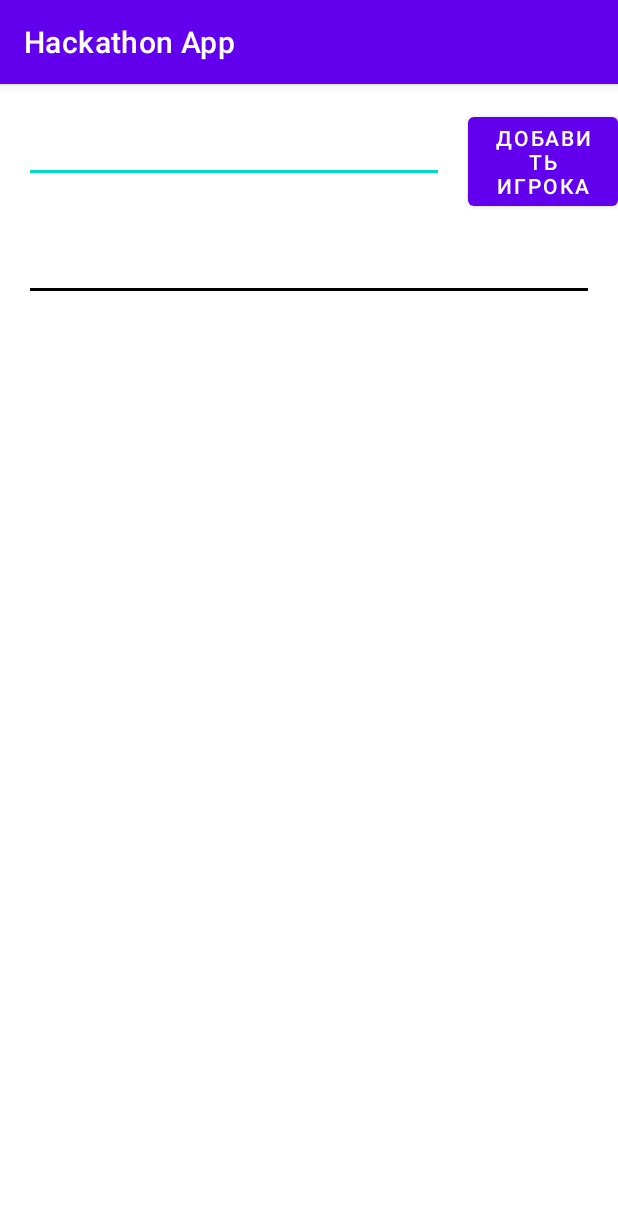
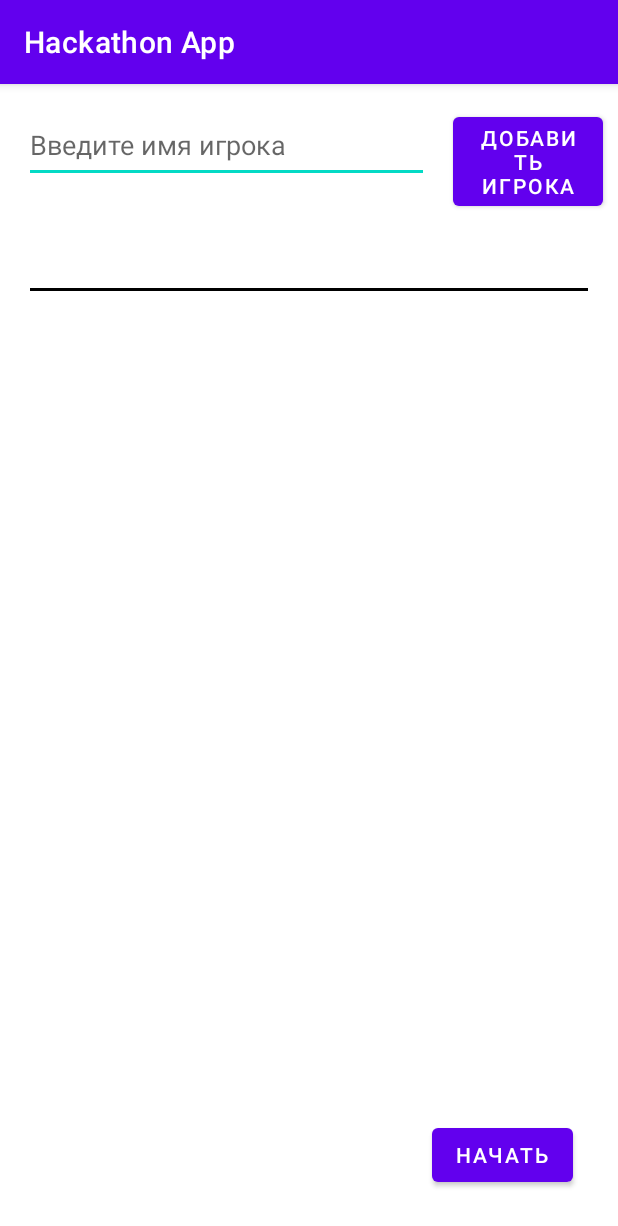
Before and after one commit to AndVl1/AA_Hackathon_App, an Android app: the screen it shows after launch (MainActivity), after a tap on "ДОБАВИТЬ ИГРОКА", on a phone screen of 412 x 824 dp. Shown: the top 1226 px of the screen. Run offline under Robolectric (Android 15) with nearby library versions, the light colour scheme and no system bars; our stand-ins replace Room's generated code.

Commit message:
add game layout

```diff
--- a/app/src/main/java/ru/academy/hackathon/data/repositories/UserRepository.kt
+++ b/app/src/main/java/ru/academy/hackathon/data/repositories/UserRepository.kt
@@ -15,4 +15,6 @@ interface UserRepository {
     suspend fun deleteAllUsers()
 
     suspend fun deleteUserById(id: Int)
+
+    suspend fun updateUser(user : User)
 }
--- a/app/src/main/java/ru/academy/hackathon/data/repositories/UsersRepositoryImpl.kt
+++ b/app/src/main/java/ru/academy/hackathon/data/repositories/UsersRepositoryImpl.kt
@@ -14,7 +14,7 @@ class UsersRepositoryImpl(applicationContext: Context) : UserRepository {
 
     private val dao = db.userDao
 
-    override  fun getAllUsers(): LiveData<List<User>> = dao.getAllUsers()
+    override fun getAllUsers(): LiveData<List<User>> = dao.getAllUsers()
 
     override suspend fun getUserById(id: Int): User = withContext(dispatcher) {
         dao.getUserById(id = id)
@@ -35,4 +35,8 @@ class UsersRepositoryImpl(applicationContext: Context) : UserRepository {
     override suspend fun deleteUserById(id: Int) = withContext(dispatcher) {
         dao.deleteUserById(id = id)
     }
+
+    override suspend fun updateUser(user: User) {
+        dao.updateUser(user = user)
+    }
 }
--- a/app/src/main/java/ru/academy/hackathon/data/storage/UserDao.kt
+++ b/app/src/main/java/ru/academy/hackathon/data/storage/UserDao.kt
@@ -4,6 +4,7 @@ import androidx.lifecycle.LiveData
 import androidx.room.Dao
 import androidx.room.Insert
 import androidx.room.Query
+import androidx.room.Update
 import ru.academy.hackathon.data.models.User
 
 @Dao
@@ -27,4 +28,7 @@ interface UserDao {
 
     @Query("DELETE FROM users WHERE id == :id")
     suspend fun deleteUserById(id: Int)
+
+    @Update
+    suspend fun updateUser(user: User)
 }
--- a/app/src/main/java/ru/academy/hackathon/ui/addusers/AddUserFragment.kt
+++ b/app/src/main/java/ru/academy/hackathon/ui/addusers/AddUserFragment.kt
@@ -15,7 +15,7 @@ import ru.academy.hackathon.databinding.UsersFragmentBinding
 import ru.academy.hackathon.ui.adapters.AddUserAdapter
 import ru.academy.hackathon.ui.viewmodels.AddUserViewModel
 
-class AddUserFragment : Fragment(R.layout.users_fragment) {
+class AddUserFragment : Fragment() {
 
     private var _binding: UsersFragmentBinding? = null
     private val binding get() = _binding!!
--- /dev/null
+++ b/app/src/main/java/ru/academy/hackathon/ui/viewmodels/GameViewModel.kt
@@ -0,0 +1,6 @@
+package ru.academy.hackathon.ui.viewmodels
+
+import androidx.lifecycle.ViewModel
+
+class GameViewModel : ViewModel() {
+}
--- a/app/src/main/res/layout/users_fragment.xml
+++ b/app/src/main/res/layout/users_fragment.xml
@@ -5,6 +5,7 @@
         xmlns:app="http://schemas.android.com/apk/res-auto">
 
     <androidx.appcompat.widget.AppCompatEditText
+            android:hint="@string/enter_name_username_text"
             android:layout_margin="16dp"
             android:id="@+id/enter_username"
             app:layout_constraintStart_toStartOf="parent"
@@ -14,6 +15,7 @@
             android:layout_height="50dp"/>
 
     <Button
+            android:layout_marginEnd="10dp"
             android:text="@string/add_user_text"
             android:layout_marginTop="16dp"
             android:id="@+id/add_user"
@@ -32,4 +34,14 @@
             android:layout_width="0dp"
             android:layout_height="0dp"/>
 
+    <Button
+            android:id="@+id/next_fragment_game"
+            android:layout_width="wrap_content"
+            android:layout_height="wrap_content"
+            android:text="@string/start_button_text"
+            app:layout_constraintBottom_toBottomOf="parent"
+            app:layout_constraintEnd_toEndOf="parent"
+            android:layout_margin="30dp"
+            />
+
 </androidx.constraintlayout.widget.ConstraintLayout>
--- a/app/src/main/res/values/strings.xml
+++ b/app/src/main/res/values/strings.xml
@@ -1,4 +1,11 @@
 <resources>
     <string name="app_name">Hackathon App</string>
     <string name="add_user_text">Добавить игрока</string>
+    <string name="start_button_text">Начать</string>
+    <string name="enter_name_username_text">Введите имя игрока</string>
+    <string name="description_fant">Описание задания:</string>
+    <string name="complete_fant_text">Выполнено</string>
+    <string name="end_fant">Закончить</string>
+    <string name="text_fant">Поздравлять каждого прохожего с праздником, желая всего наилучшего</string>
+    <string name="drop_text">Пропустить</string>
 </resources>
```
Also changed, not shown: app/src/main/java/ru/academy/hackathon/ui/game/GameFragment.kt (+33 -1 lines), app/src/main/res/layout/game_users.xml (added, +102 -0 lines), app/src/main/res/drawable/alcoholic_beverages.webp (added), app/src/main/res/drawable/back_image.jpg (added), app/src/main/res/drawable/children.webp (added), app/src/main/res/drawable/new_year.webp (added), app/src/main/res/drawable/party.webp (added), app/src/main/res/drawable/school.webp (added), app/src/main/res/drawable/sports.webp (added), app/src/main/res/drawable/street.webp (added), app/src/main/res/drawable/vulgar.webp (added).
